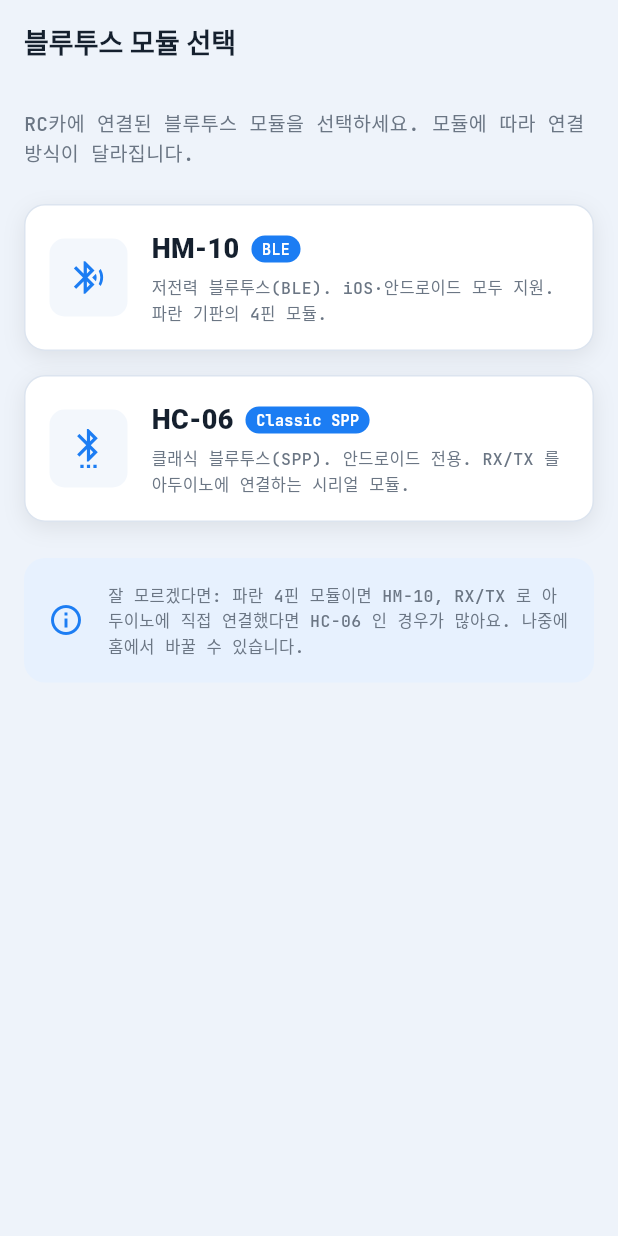
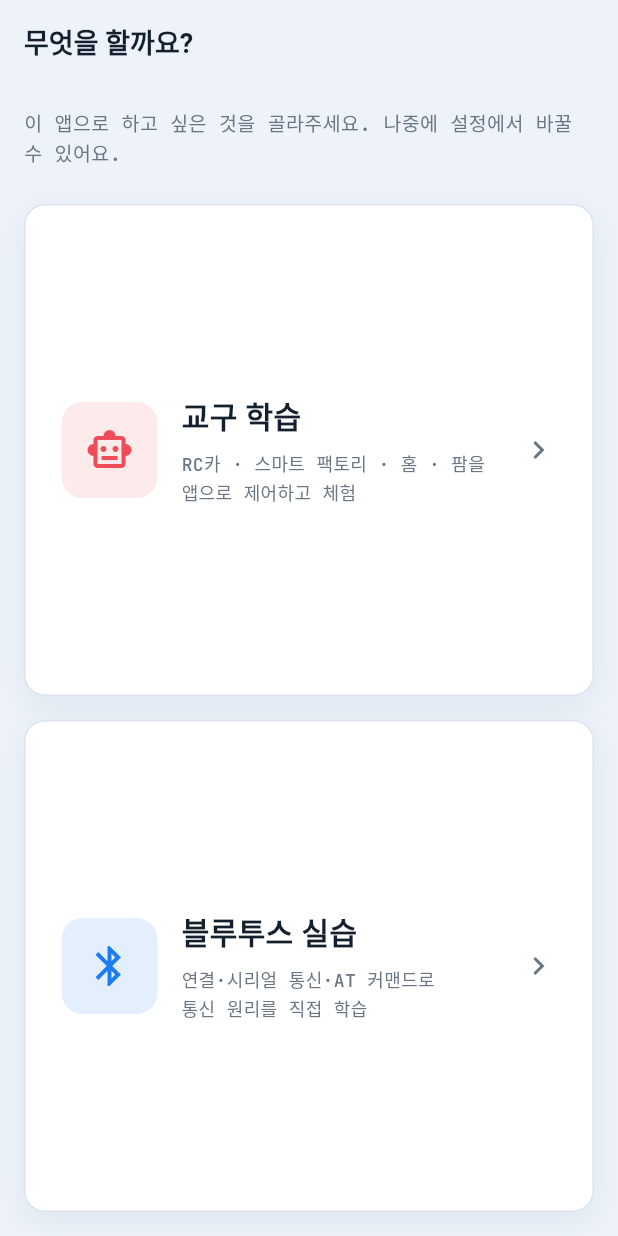
Before and after one commit to KwonJungHyeock/Eduino_BLE_App, a Flutter app: the screen it shows after launch, on a phone screen of 412 x 824 dp. Run offline on Flutter 3.47's test engine with Material 3 defaults, Android fonts, the phone set to English and light mode, and no system bars; our stand-ins replace flutter_blue_plus, flutter_bluetooth_serial, flutter_riverpod, go_router, google_fonts, permission_handler and 3 more; Roboto replaces fonts that are missing (Pretendard).

Commit message:
feat(UX): 온보딩 재설계(모드 먼저) + 모드별 홈 + 경로 최소화 + 브랜드 코랄
- 온보딩: 인트로 → 사용 모드 선택(블루투스 실습 / 교구 학습) → 블루투스 모듈 → 홈
- 홈이 모드에 맞춰 우선순위 재배치(교구 학습이면 교구 제어 먼저), 모드 배너로 즉시 전환
- 교구 선택 즉시 제어판으로 이동(단계 축소), 상태 카드 탭→연결
- 버튼 명칭 정리(명령↔아두이노 코드, 내 교구 바꾸기 등)
- 브랜드 컬러: 로고 기준 EDUINO 코랄레드(#EE4C57)로 강조색 통일
- 참고: eduino.kr/eduinoai.kr 는 403(봇차단)으로 미열람 → 보유 로고 기준 적용

Co-Authored-By: Claude Opus 4.8 <noreply@anthropic.com>
Claude-Session: https://claude.ai/code/session_01F6h8JWUjo7BSTbVKrRKHxf

```diff
--- a/lib/app/router.dart
+++ b/lib/app/router.dart
@@ -16,6 +16,7 @@ import '../features/joystick/joystick_screen.dart';
 import '../features/learn/learn_screen.dart';
 import '../features/led/led_screen.dart';
 import '../features/missions/missions_screen.dart';
+import '../features/mode/mode_select_screen.dart';
 import '../features/motor/motor_config_screen.dart';
 import '../features/tilt/tilt_screen.dart';
 import '../features/voice/voice_screen.dart';
@@ -27,6 +28,7 @@ import '../widgets/mode_scaffold.dart';
 
 abstract class Routes {
   static const intro = '/';
+  static const mode = '/mode';
   static const module = '/module';
   static const home = '/home';
   static const connect = '/connect';
@@ -54,6 +56,10 @@ class GoRouterHolder {
         GoRoute(
           path: Routes.intro,
           builder: (context, state) => const SplashScreen(),
+        ),
+        GoRoute(
+          path: Routes.mode,
+          builder: (context, state) => const ModeSelectScreen(),
         ),
         GoRoute(
           path: Routes.module,
--- a/lib/app/theme.dart
+++ b/lib/app/theme.dart
@@ -11,7 +11,7 @@ abstract class AppColors {
   static const Color surface = Color(0xFFFFFFFF); // 카드/표면 = 화이트
   static const Color surfaceHigh = Color(0xFFF3F7FC); // 살짝 눌린 표면
   static const Color border = Color(0xFFDCE4EF);
-  static const Color accent = Color(0xFFE53935); // 레드 · 정지/위험
+  static const Color accent = Color(0xFFEE4C57); // EDUINO 브랜드 코랄레드(로고) · 강조/정지
   static const Color signal = Color(0xFF1C7DF3); // 블루투스 블루 · 선택/연결/주요
   static const Color signalDeep = Color(0xFF0A5FD0); // 블루 그라디언트 하단
   static const Color textPrimary = Color(0xFF15202E); // 진한 텍스트
--- a/lib/features/kit/kit_select_screen.dart
+++ b/lib/features/kit/kit_select_screen.dart
@@ -66,10 +66,11 @@ class KitSelectScreen extends ConsumerWidget {
           HapticFeedback.selectionClick();
           await ref.read(kitProfileProvider.notifier).select(type);
           if (!context.mounted) return;
+          // 선택 즉시 제어판으로(단계 최소화).
           if (context.canPop()) {
-            context.pop();
+            context.pushReplacement(Routes.control);
           } else {
-            context.go(Routes.home);
+            context.go(Routes.control);
           }
         },
       ),
--- /dev/null
+++ b/lib/features/mode/mode_select_screen.dart
@@ -0,0 +1,155 @@
+// Author: eduino
+// 사용 모드 선택 — 온보딩 1단계. 무엇을 할지 먼저 고르고(실습/교구), 다음에 모듈을 고른다.
+
+import 'package:flutter/material.dart';
+import 'package:flutter/services.dart';
+import 'package:flutter_riverpod/flutter_riverpod.dart';
+import 'package:go_router/go_router.dart';
+
+import '../../app/router.dart';
+import '../../app/theme.dart';
+import '../../providers/app_mode_providers.dart';
+import '../../providers/module_providers.dart';
+
+class ModeSelectScreen extends ConsumerWidget {
+  const ModeSelectScreen({super.key});
+
+  @override
+  Widget build(BuildContext context, WidgetRef ref) {
+    final current = ref.watch(appModeProvider).valueOrNull;
+    final canPop = current != null && context.canPop();
+
+    return Scaffold(
+      appBar: AppBar(
+        title: const Text('무엇을 할까요?'),
+        leading: canPop
+            ? IconButton(
+                icon: const Icon(Icons.arrow_back),
+                onPressed: () => context.pop())
+            : null,
+      ),
+      body: SafeArea(
+        child: Padding(
+          padding: const EdgeInsets.all(Gap.md),
+          child: Column(
+            children: [
+              Text(
+                '이 앱으로 하고 싶은 것을 골라주세요. 나중에 설정에서 바꿀 수 있어요.',
+                style: AppType.mono(
+                    size: 13, color: AppColors.textMuted, height: 1.5),
+              ),
+              const SizedBox(height: Gap.lg),
+              Expanded(
+                child: _ModeCard(
+                  mode: AppMode.kit,
+                  title: '교구 학습',
+                  subtitle: 'RC카 · 스마트 팩토리 · 홈 · 팜을\n앱으로 제어하고 체험',
+                  icon: Icons.smart_toy_outlined,
+                  selected: current == AppMode.kit,
+                  onTap: () => _pick(context, ref, AppMode.kit),
+                ),
+              ),
+              Gap.h16,
+              Expanded(
+                child: _ModeCard(
+                  mode: AppMode.lab,
+                  title: '블루투스 실습',
+                  subtitle: '연결·시리얼 통신·AT 커맨드로\n통신 원리를 직접 학습',
+                  icon: Icons.bluetooth,
+                  selected: current == AppMode.lab,
+                  onTap: () => _pick(context, ref, AppMode.lab),
+                ),
+              ),
+            ],
+          ),
+        ),
+      ),
+    );
+  }
+
+  Future<void> _pick(BuildContext context, WidgetRef ref, AppMode m) async {
+    HapticFeedback.selectionClick();
+    await ref.read(appModeProvider.notifier).select(m);
+    if (!context.mounted) return;
+    final hasModule = ref.read(moduleProvider).valueOrNull != null;
+    if (context.canPop()) {
+      context.pop();
+    } else {
+      context.go(hasModule ? Routes.home : Routes.module);
+    }
+  }
+}
+
+class _ModeCard extends StatelessWidget {
+  const _ModeCard({
+    required this.mode,
+    required this.title,
+    required this.subtitle,
+    required this.icon,
+    required this.selected,
+    required this.onTap,
+  });
+
+  final AppMode mode;
+  final String title;
+  final String subtitle;
+  final IconData icon;
+  final bool selected;
+  final VoidCallback onTap;
+
+  @override
+  Widget build(BuildContext context) {
+    final accent = mode == AppMode.kit ? AppColors.accent : AppColors.signal;
+    return InkWell(
+      onTap: onTap,
+      borderRadius: Radii.card,
+      child: Container(
+        width: double.infinity,
+        padding: const EdgeInsets.all(Gap.lg),
+        decoration: BoxDecoration(
+          color: AppColors.surface,
+          borderRadius: Radii.card,
+          border: Border.all(
+            color: selected ? accent : AppColors.border,
+            width: selected ? 2.5 : 1,
+          ),
+          boxShadow: const [
+            BoxShadow(
+                color: Color(0x141B3A6B), blurRadius: 18, offset: Offset(0, 6)),
+          ],
+        ),
+        child: Row(
+          children: [
+            Container(
+              width: 64,
+              height: 64,
+              decoration: BoxDecoration(
+                color: accent.withValues(alpha: 0.12),
+                borderRadius: Radii.card,
+              ),
+              child: Icon(icon, color: accent, size: 32),
+            ),
+            Gap.w16,
+            Expanded(
+              child: Column(
+                crossAxisAlignment: CrossAxisAlignment.start,
+                mainAxisAlignment: MainAxisAlignment.center,
+                children: [
+                  Text(title,
+                      style: const TextStyle(
+                          fontSize: 20, fontWeight: FontWeight.w800)),
+                  Gap.h8,
+                  Text(subtitle,
+                      style: AppType.mono(
+                          size: 12, color: AppColors.textMuted, height: 1.5)),
+                ],
+              ),
+            ),
+            Icon(selected ? Icons.check_circle : Icons.chevron_right,
+                color: selected ? accent : AppColors.textMuted),
+          ],
+        ),
+      ),
+    );
+  }
+}
--- /dev/null
+++ b/lib/providers/app_mode_providers.dart
@@ -0,0 +1,41 @@
+// Author: eduino
+// 앱 사용 목적(모드) — 온보딩에서 먼저 고른다.
+//   lab : 일반 블루투스 기능(연결·통신 실습)
+//   kit : 교구 학습(RC카·스마트 교구 제어)
+
+import 'package:flutter/material.dart';
+import 'package:flutter_riverpod/flutter_riverpod.dart';
+import 'package:shared_preferences/shared_preferences.dart';
+
+enum AppMode { lab, kit }
+
+const String _modePrefKey = 'eduino.appmode';
+
+class AppModeNotifier extends AsyncNotifier<AppMode?> {
+  @override
+  Future<AppMode?> build() async {
+    final p = await SharedPreferences.getInstance();
+    final s = p.getString(_modePrefKey);
+    if (s == null) return null;
+    return AppMode.values.firstWhere((m) => m.name == s,
+        orElse: () => AppMode.kit);
+  }
+
+  Future<void> select(AppMode mode) async {
+    state = AsyncData(mode);
+    final p = await SharedPreferences.getInstance();
+    await p.setString(_modePrefKey, mode.name);
+  }
+}
+
+final appModeProvider =
+    AsyncNotifierProvider<AppModeNotifier, AppMode?>(AppModeNotifier.new);
+
+extension AppModeInfo on AppMode {
+  String get title => this == AppMode.lab ? '블루투스 실습' : '교구 학습';
+  String get desc => this == AppMode.lab
+      ? '연결·통신 원리를 직접 실습'
+      : 'RC카·스마트 교구를 앱으로 제어';
+  IconData get icon =>
+      this == AppMode.lab ? Icons.bluetooth : Icons.smart_toy_outlined;
+}
```
Also changed, not shown: lib/features/home/home_screen.dart (+134 -70 lines), lib/features/splash/splash_screen.dart (+8 -0 lines).
